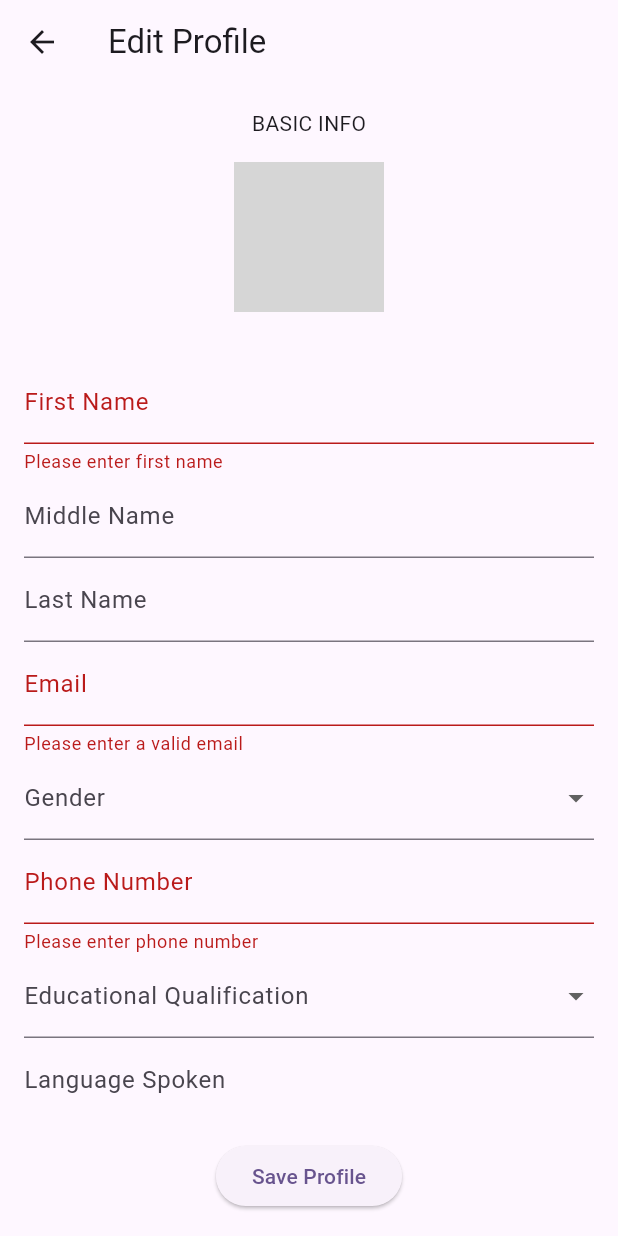
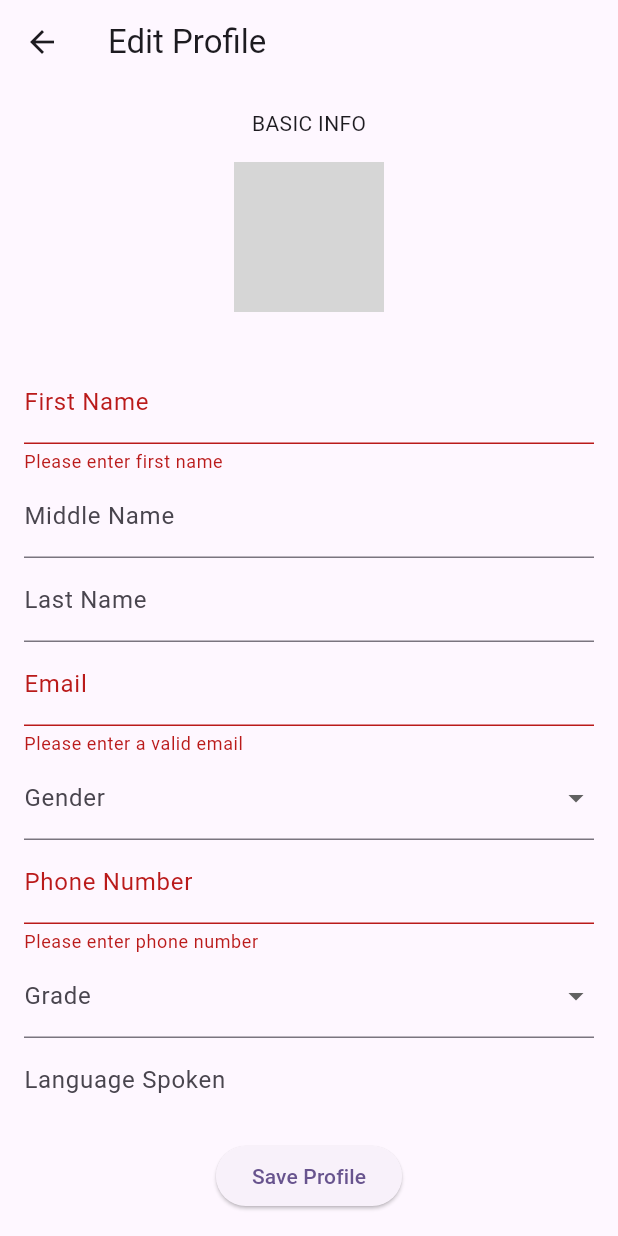
Before and after one commit to Yeneta-tutors/yeneta_tutor, a Flutter app: the StudentEditProfilePage screen opened directly, after a tap on "Save Profile", on a phone screen of 412 x 824 dp. Run offline on Flutter 3.47's test engine with Material 3 defaults, Android fonts, the phone set to English and light mode, and no system bars; our stand-ins replace chewie, cloud_firestore, file_picker, firebase_auth, firebase_core, firebase_storage and 5 more; accounts and stored records are empty; network calls fail; grey boxes are pictures that could not be loaded.

Commit message:
student edit profile

```diff
--- a/lib/features/auth/screens/studentEditProfile.dart
+++ b/lib/features/auth/screens/studentEditProfile.dart
@@ -22,10 +22,8 @@ class _StudentEditProfilePage extends ConsumerState<StudentEditProfilePage> {
   String? _email;
   String? _gender;
   String? _phoneNumber;
-  String? _educationalQualification;
   String? _languageSpoken;
-  String? _graduationDepartment;
-  String? _bio;
+  String? _grade;
 
   @override
   void initState() {
@@ -37,10 +35,8 @@ class _StudentEditProfilePage extends ConsumerState<StudentEditProfilePage> {
       _email = widget.user!.email;
       _gender = widget.user!.gender;
       _phoneNumber = widget.user!.phoneNumber;
-      _educationalQualification = widget.user!.educationalQualification ?? '';
+      _grade = widget.user!.grade;
       // _languageSpoken = (widget.user!.languageSpoken ?? '') as String?;
-      _graduationDepartment = widget.user!.graduationDepartment;
-      _bio = widget.user!.bio;
     }
   }
 
@@ -68,10 +64,8 @@ class _StudentEditProfilePage extends ConsumerState<StudentEditProfilePage> {
         'email': _email,
         'gender': _gender,
         'phoneNumber': _phoneNumber,
-        'educationalQualification': _educationalQualification,
         'languageSpoken': _languageSpoken,
-        'graduationDepartment': _graduationDepartment,
-        'bio': _bio,
+        'grade':_grade,
       };
       ref.read(authControllerProvider).updateUserProfile(
             uid: widget.user!.uid,
@@ -111,13 +105,11 @@ class _StudentEditProfilePage extends ConsumerState<StudentEditProfilePage> {
                         CircleAvatar(
                           radius: 50.0,
                           backgroundImage: _imageFile != null
-                              ? FileImage(
-                                  _imageFile!)
+                              ? FileImage(_imageFile!)
                               : (widget.user != null &&
                                       widget.user!.profileImage != null &&
                                       widget.user!.profileImage!.isNotEmpty)
-                                  ? NetworkImage(widget.user!
-                                      .profileImage!)
+                                  ? NetworkImage(widget.user!.profileImage!)
                                   : NetworkImage(
                                           "https://via.placeholder.com/150")
                                       as ImageProvider,
@@ -197,17 +189,17 @@ class _StudentEditProfilePage extends ConsumerState<StudentEditProfilePage> {
                             onSaved: (value) => _phoneNumber = value,
                           ),
                           DropdownButtonFormField<String>(
-                            value: _educationalQualification,
+                            value: _grade,
                             decoration: InputDecoration(
-                                labelText: "Educational Qualification"),
-                            items: ["BSc/BA", "MSc/MA", "PhD"]
+                                labelText: "Grade"),
+                            items: ["9", "10", "11", "12"]
                                 .map((qual) => DropdownMenuItem(
                                       child: Text(qual),
                                       value: qual,
                                     ))
                                 .toList(),
                             onChanged: (value) => setState(() {
-                              _educationalQualification = value;
+                              _grade = value;
                             }),
                           ),
                           TextFormField(
@@ -216,18 +208,7 @@ class _StudentEditProfilePage extends ConsumerState<StudentEditProfilePage> {
                                 InputDecoration(labelText: "Language Spoken"),
                             onSaved: (value) => _languageSpoken = value,
                           ),
-                          TextFormField(
-                            initialValue: _graduationDepartment,
-                            decoration: InputDecoration(
-                                labelText: "Graduation Department"),
-                            onSaved: (value) => _graduationDepartment = value,
-                          ),
-                          TextFormField(
-                            initialValue: _bio,
-                            decoration: InputDecoration(labelText: "Bio"),
-                            maxLines: 4,
-                            onSaved: (value) => _bio = value,
-                          ),
+
                         ],
                       ),
                     ),
```
